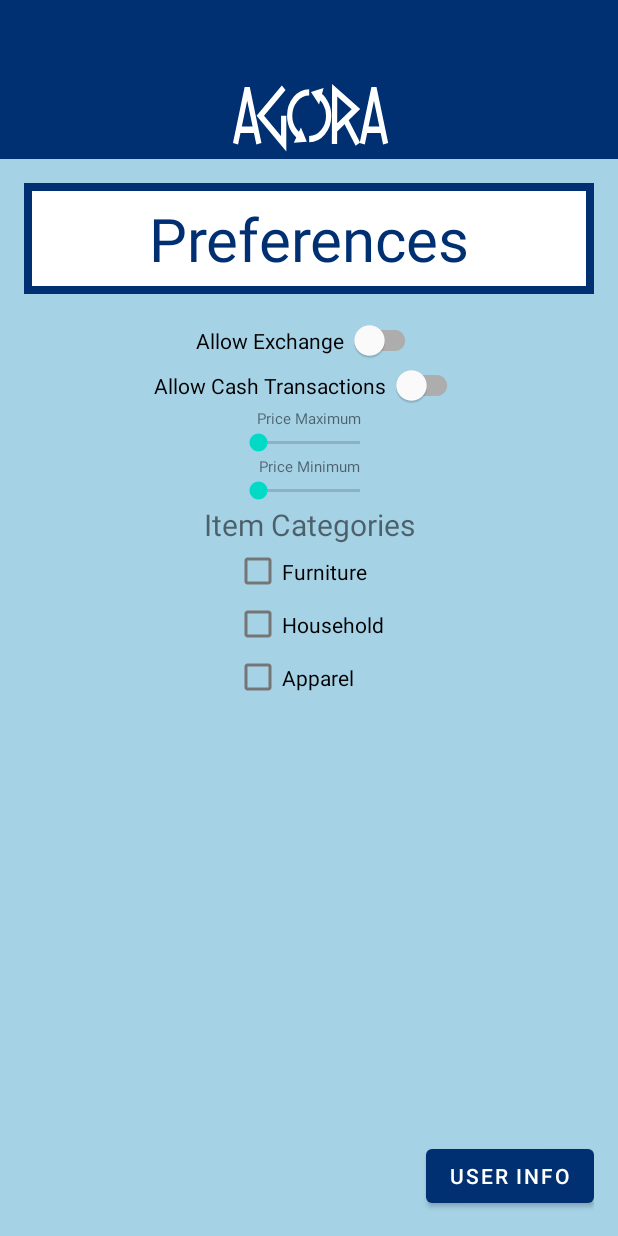
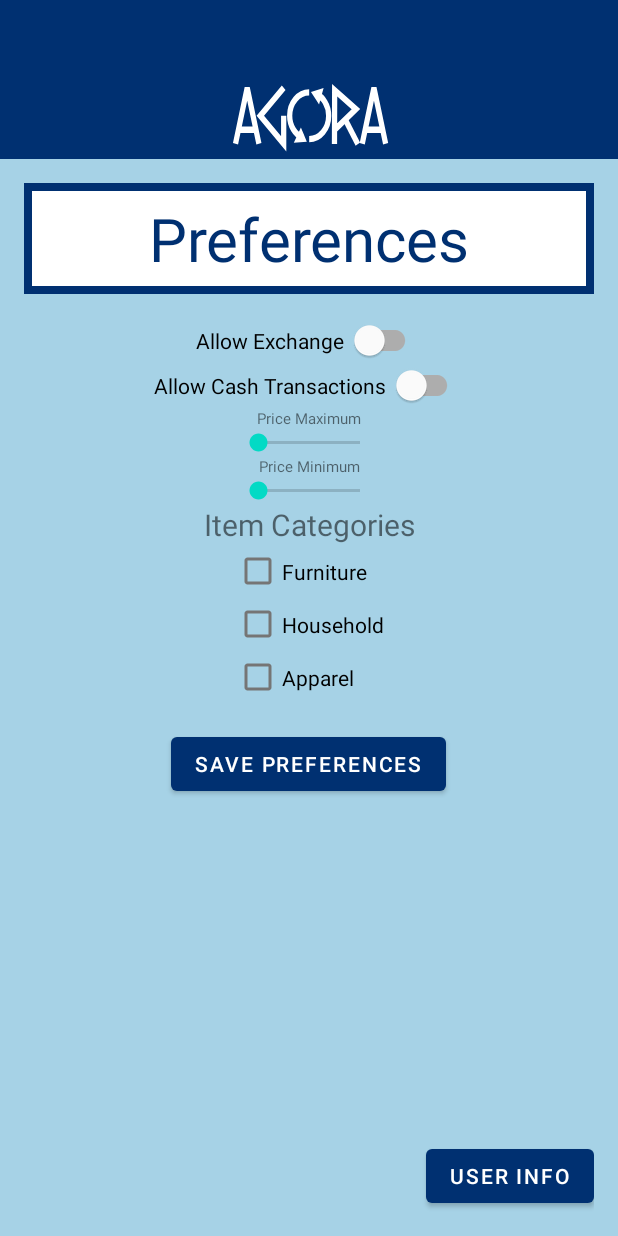
Before and after one commit to 100KStarsun/2025-Senior-Project, an Android app: the layout activity_preferences.xml on its own in the app's theme, with its tools: preview values and no code run, on a phone screen of 412 x 824 dp. Run offline under Robolectric (Android 15) with nearby library versions, the light colour scheme and no system bars.

Commit message:
Beginning implementation of passing preferences to backend

```diff
--- a/app/src/main/res/layout/activity_preferences.xml
+++ b/app/src/main/res/layout/activity_preferences.xml
@@ -73,6 +73,7 @@
         android:gravity="center">
 
     <TextView
+        android:id="@+id/priceMax"
         android:layout_width="match_parent"
         android:layout_height="wrap_content"
         android:text="Price Maximum"
@@ -84,6 +85,7 @@
         android:layout_height="wrap_content"/>
 
     <TextView
+        android:id="@+id/priceMin"
         android:layout_width="match_parent"
         android:layout_height="wrap_content"
         android:text="Price Minimum"
@@ -135,6 +137,19 @@
         </LinearLayout>
     </LinearLayout>
 
+    <LinearLayout
+        android:layout_width="match_parent"
+        android:layout_height="wrap_content"
+        android:gravity="center"
+        android:padding="16dp">
+
+        <Button
+            android:id="@+id/savePreferencesButton"
+            android:layout_width="wrap_content"
+            android:layout_height="wrap_content"
+            android:text="Save Preferences" />
+    </LinearLayout>
+
     <RelativeLayout
         android:layout_width="match_parent"
         android:layout_height="match_parent"
```
Also changed, not shown: app/src/main/java/com/agora/app/backend/UserHandler.java (added, +14 -0 lines), app/src/main/java/com/agora/app/backend/base/User.java (+12 -5 lines), app/src/main/java/com/agora/app/frontend/PreferencesActivity.java (+58 -11 lines).
